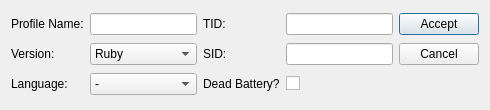
Old version of the form Forms/ProfileManager/ProfileManager3NewEdit.ui in the repository Admiral-Fish/PokeFinder.
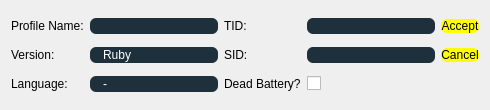
New version of the form. Icons and pictures are not drawn. Custom widgets are drawn as their Qt base class.

Commit message: Profile styling

```diff
--- a/Forms/ProfileManager/ProfileManager3NewEdit.ui
+++ b/Forms/ProfileManager/ProfileManager3NewEdit.ui
@@ -19,6 +19,47 @@
   <property name="windowTitle">
    <string>Dialog</string>
   </property>
+  <property name="styleSheet">
+   <string notr="true">QLineEdit {
+	qproperty-alignment: AlignCenter;
+	background-color: #1D303C;
+	border:none;
+	border-radius: 6px;
+	color: white;
+}
+
+QPushButton {
+	border: none;
+	border-radius: 6px;
+	color: black;
+	background-color: yellow;
+}
+
+QComboBox {
+	background-color: #1D303C;
+	border: none;
+	border-radius: 6px;
+	color: white;
+	padding-left: 13px;
+}
+
+QComboBox::editable {
+	background-color: #1D303C;
+	border: none;
+	border-radius: 6px;
+	color: white;
+}
+
+QComboBox::down-arrow {
+	image: url(noimg);
+	border-width: 0px;
+}
+
+QComboBox::drop-down {
+	background: transparent;
+	width: 0px;
+}</string>
+  </property>
   <layout class="QGridLayout" name="gridLayout">
    <item row="0" column="0">
     <widget class="QLabel" name="labelProfile">
```
The commit also changes 2 other files.
